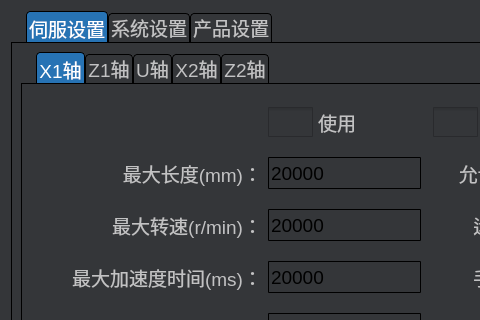
This is frm_setup.ui in eeyoo/yunsheng as Qt 5 draws it before an edit; both pictures show x 0 to 480 and y 0 to 320 of the 829 by 500 pixel window. The edited form follows.
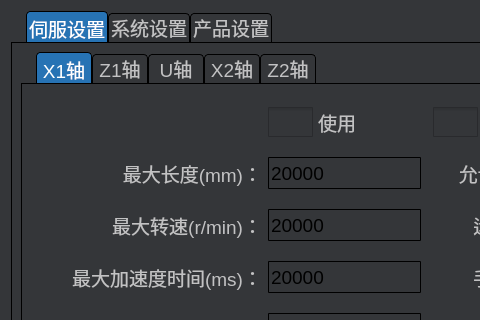
This is the edited form. The open tabs and pages were chosen to show the change. Icons and pictures are not drawn. Custom widgets are drawn as their Qt base class.

What changed in the file:
```diff
--- a/frm_setup.ui
+++ b/frm_setup.ui
@@ -6,7 +6,7 @@
    <rect>
     <x>0</x>
     <y>0</y>
-    <width>800</width>
+    <width>826</width>
     <height>500</height>
    </rect>
   </property>
@@ -42,9 +42,9 @@
 border-bottom-color: #343639; 
 border-top-left-radius: 4px;
 border-top-right-radius: 4px;
-min-width:10ex;
+min-width: 50px;
 padding: 2px;
-min-height: 3ex;
+min-height: 10px;
 }
 
 QTabBar::tab:selected {
```
Left out of the diff: 2 changed lines with no effect on the pictures.
